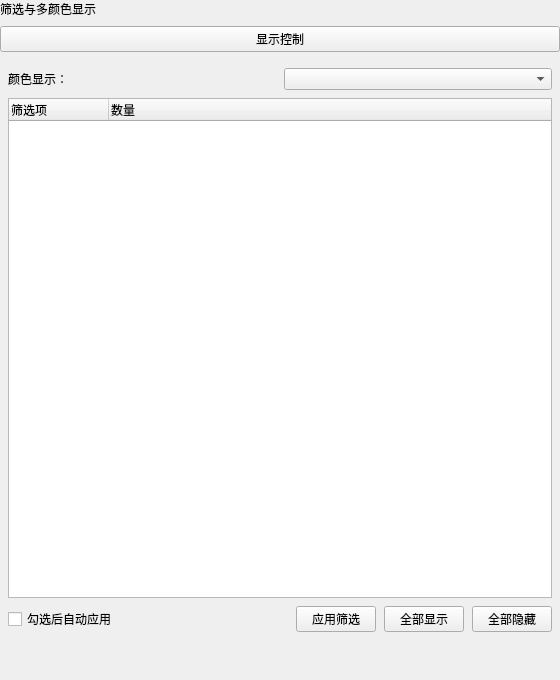
Qt form plugins/Base_Mesh/GridEditingWidget.ui (asd977/base_cae) before a commit.
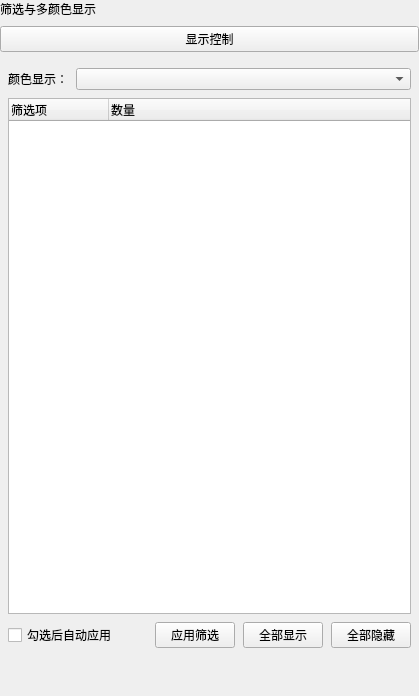
The same form after that commit.

What changed in the file:
```diff
--- a/plugins/Base_Mesh/GridEditingWidget.ui
+++ b/plugins/Base_Mesh/GridEditingWidget.ui
@@ -6,8 +6,8 @@
    <rect>
     <x>0</x>
     <y>0</y>
-    <width>560</width>
-    <height>680</height>
+    <width>419</width>
+    <height>696</height>
    </rect>
   </property>
   <property name="windowTitle">
@@ -71,6 +71,12 @@
        <layout class="QGridLayout" name="gridLayoutColorMode">
         <item row="0" column="0">
          <widget class="QLabel" name="labelColorMode">
+          <property name="sizePolicy">
+           <sizepolicy hsizetype="Fixed" vsizetype="Preferred">
+            <horstretch>0</horstretch>
+            <verstretch>0</verstretch>
+           </sizepolicy>
+          </property>
           <property name="text">
            <string>颜色显示：</string>
           </property>
```
